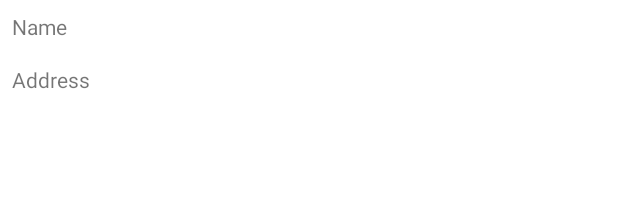
After one commit to jian-fu-hung/KaohsiungParking, an Android app: the layout activity_info.xml on its own in the app's theme, with its tools: preview values and no code run, on a phone screen of 412 x 824 dp. The commit adds this screen. Shown: the top 210 px of the screen. Run offline under Robolectric (Android 15) with nearby library versions, the phone set to English and light mode, and no system bars.

Commit message:
開發停車場資訊頁面

```diff
--- a/app/src/main/java/com/jerryhong/kaohsiungparking/data/repository/dao/ParkingDAO.java
+++ b/app/src/main/java/com/jerryhong/kaohsiungparking/data/repository/dao/ParkingDAO.java
@@ -18,6 +18,9 @@ public interface ParkingDAO {
     @Insert
     void insert(ParkingEntity parkingEntity);
 
+    @Query("Select * From " + DatabaseInfo.PARKING_TABLE + " where ID = :ID")
+    Single<ParkingEntity> selectByID(int ID);
+
     @Query("SELECT * FROM " + DatabaseInfo.PARKING_TABLE)
     Single<List<ParkingEntity>> selectAll();
 
--- /dev/null
+++ b/app/src/main/res/layout/activity_info.xml
@@ -0,0 +1,36 @@
+<?xml version="1.0" encoding="utf-8"?>
+<layout xmlns:android="http://schemas.android.com/apk/res/android"
+    xmlns:app="http://schemas.android.com/apk/res-auto"
+    xmlns:tools="http://schemas.android.com/tools">
+
+    <data>
+
+    </data>
+
+    <androidx.constraintlayout.widget.ConstraintLayout
+        android:layout_width="match_parent"
+        android:layout_height="match_parent"
+        tools:context=".ui.info.InfoActivity">
+
+        <TextView
+            android:id="@+id/tv_name"
+            android:text="Name"
+            android:layout_width="match_parent"
+            android:layout_height="wrap_content"
+            android:padding="8dp"
+            app:layout_constraintTop_toTopOf="parent"
+            app:layout_constraintStart_toStartOf="parent"
+            app:layout_constraintEnd_toEndOf="parent" />
+
+        <TextView
+            android:id="@+id/tv_address"
+            android:text="Address"
+            android:layout_width="match_parent"
+            android:layout_height="wrap_content"
+            android:padding="8dp"
+            app:layout_constraintTop_toBottomOf="@id/tv_name"
+            app:layout_constraintStart_toStartOf="parent"
+            app:layout_constraintEnd_toEndOf="parent"/>
+
+    </androidx.constraintlayout.widget.ConstraintLayout>
+</layout>
```
Also changed, not shown: app/src/main/AndroidManifest.xml (+10 -7 lines), app/src/main/java/com/jerryhong/kaohsiungparking/ui/info/InfoActivity.java (added, +38 -0 lines), app/src/main/java/com/jerryhong/kaohsiungparking/ui/info/InfoViewModel.java (added, +33 -0 lines), app/src/main/java/com/jerryhong/kaohsiungparking/ui/map/MainActivity.java (+15 -6 lines).
